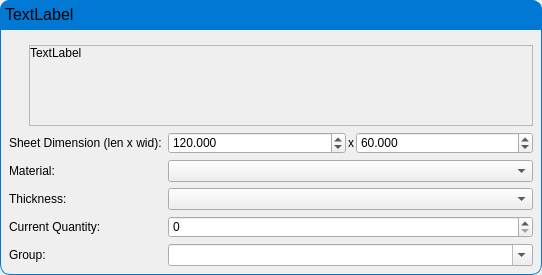
Above: ui/add_item_dialog_price_of_steel.ui from TheCodingJsoftware/Invigo before the change. Below: the same form after it.
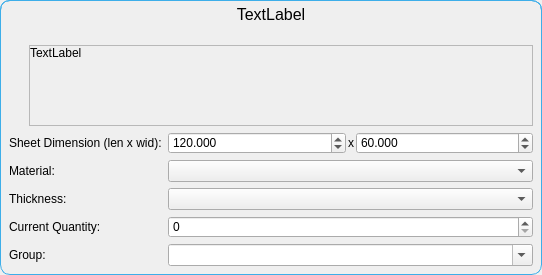
That is the form after the change.

```diff
--- a/ui/add_item_dialog_price_of_steel.ui
+++ b/ui/add_item_dialog_price_of_steel.ui
@@ -43,7 +43,7 @@
 	border-bottom-left-radius:10px;
 	border-top-right-radius:10px;
 	border-bottom-right-radius:10px;
-	border: 1px solid  rgb(0,120,212);;
+	border: 1px solid  #3daee9;
 }</string>
      </property>
      <layout class="QVBoxLayout" name="verticalLayout_3" stretch="0,0">
@@ -79,10 +79,10 @@
          </font>
         </property>
         <property name="styleSheet">
-         <string notr="true">background-color: rgb(0,120,212);
-border-top-left-radius:10px;
+         <string notr="true">border-top-left-radius:10px;
 border-top-right-radius:10px;
-border: 1px solid  rgb(0,120,212);
+border: 1px solid  #3daee9;
+border-bottom: none;
 </string>
         </property>
         <property name="frameShape">
@@ -95,7 +95,7 @@
          <string>TextLabel</string>
         </property>
         <property name="alignment">
-         <set>Qt::AlignLeading|Qt::AlignLeft|Qt::AlignTop</set>
+         <set>Qt::AlignHCenter|Qt::AlignTop</set>
         </property>
        </widget>
       </item>
```
